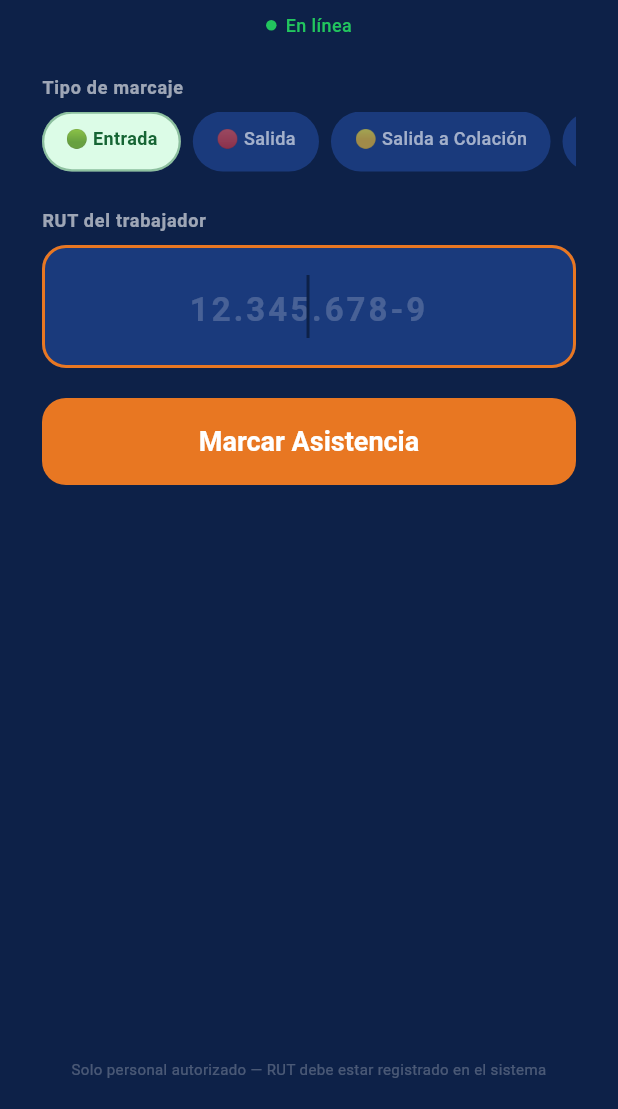
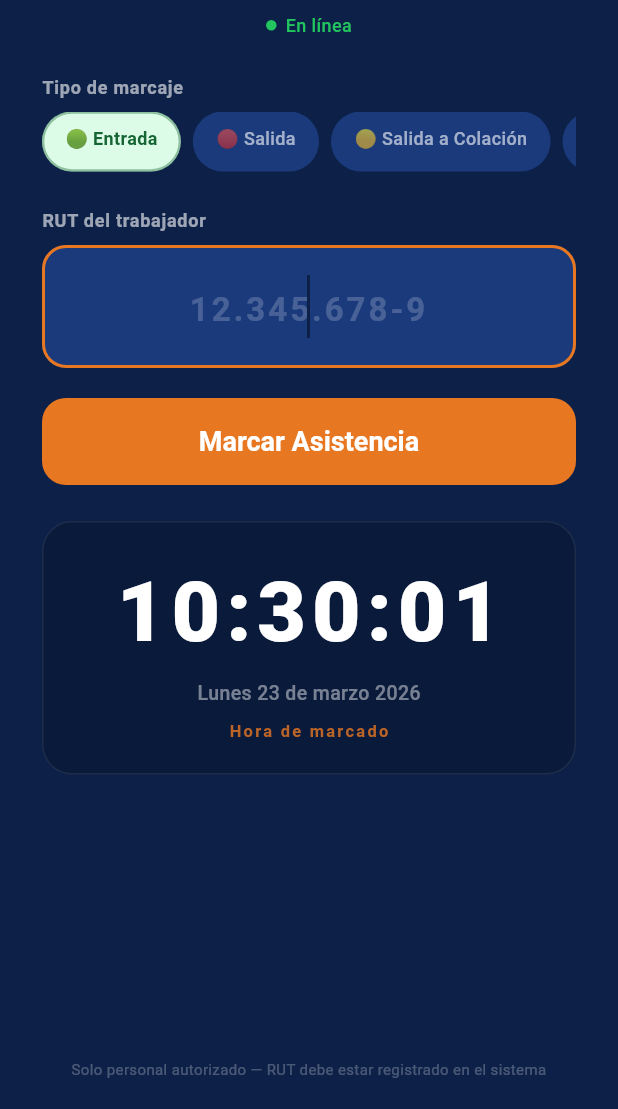
Before and after one commit to cvidala/sistema-epp-flutter, a Flutter app: the RutInputScreen screen opened directly, on a phone screen of 412 x 824 dp, the part 127-1236 px from its top. Run offline on Flutter 3.47's test engine with Material 3 defaults, Android fonts, the phone set to English and light mode, and no system bars; our stand-ins replace camera, connectivity_plus, device_info_plus, flutter_image_compress, geolocator, hive and 6 more; missing offline and left inert: google_mlkit_face_detection; accounts and stored records are empty.

Commit message:
feat: reloj grande en app asistencia — hora visible bajo botón y en confirmación

```diff
--- a/lib/asistencia/screens/rut_input_screen.dart
+++ b/lib/asistencia/screens/rut_input_screen.dart
@@ -1,6 +1,7 @@
 import 'dart:async';
 import 'dart:io';
 import 'dart:typed_data';
+import 'dart:ui' show FontFeature;
 import 'package:crypto/crypto.dart';
 import 'dart:convert';
 import 'package:flutter/material.dart';
@@ -103,14 +104,36 @@ class _RutInputScreenState extends State<RutInputScreen> {
   bool _cargando = false;
   _ResultStatus? _resultStatus;
   Timer? _resetTimer;
+  Timer? _clockTimer;
   int _countdown = 3;
   bool _online = false;
-  int _tipoIndex = 0; // Entrada por defecto
+  int _tipoIndex = 0;
   String? _rutError;
+  String _horaActual = '';
+  String _fechaActual = '';
+
+  static String _formatHora(DateTime t) =>
+      '${t.hour.toString().padLeft(2, '0')}:${t.minute.toString().padLeft(2, '0')}:${t.second.toString().padLeft(2, '0')}';
+
+  static String _formatFecha(DateTime t) {
+    const dias   = ['Lunes','Martes','Miércoles','Jueves','Viernes','Sábado','Domingo'];
+    const meses  = ['enero','febrero','marzo','abril','mayo','junio','julio','agosto','septiembre','octubre','noviembre','diciembre'];
+    return '${dias[t.weekday - 1]} ${t.day} de ${meses[t.month - 1]} ${t.year}';
+  }
+
+  void _actualizarReloj() {
+    final now = DateTime.now();
+    setState(() {
+      _horaActual = _formatHora(now);
+      _fechaActual = _formatFecha(now);
+    });
+  }
 
   @override
   void initState() {
     super.initState();
+    _actualizarReloj();
+    _clockTimer = Timer.periodic(const Duration(seconds: 1), (_) => _actualizarReloj());
     _online = AsistenciaSyncService.instance.isOnline;
     AsistenciaSyncService.instance.start(onStatusChange: () {
       if (mounted) {
@@ -122,6 +145,7 @@ class _RutInputScreenState extends State<RutInputScreen> {
   @override
   void dispose() {
     _resetTimer?.cancel();
+    _clockTimer?.cancel();
     _rutController.dispose();
     _focusNode.dispose();
     super.dispose();
@@ -487,6 +511,52 @@ class _RutInputScreenState extends State<RutInputScreen> {
             ),
           ),
 
+          const SizedBox(height: 24),
+
+          // Reloj grande — hora de marcado
+          Container(
+            width: double.infinity,
+            padding: const EdgeInsets.symmetric(vertical: 20, horizontal: 16),
+            decoration: BoxDecoration(
+              color: const Color(0xFF0a1a3a),
+              borderRadius: BorderRadius.circular(20),
+              border: Border.all(color: Colors.white.withOpacity(0.08)),
+            ),
+            child: Column(
+              children: [
+                Text(
+                  _horaActual,
+                  style: const TextStyle(
+                    color: Colors.white,
+                    fontSize: 56,
+                    fontWeight: FontWeight.w800,
+                    letterSpacing: 4,
+                    fontFeatures: [FontFeature.tabularFigures()],
+                  ),
+                ),
+                const SizedBox(height: 4),
+                Text(
+                  _fechaActual,
+                  style: TextStyle(
+                    color: Colors.white.withOpacity(0.45),
+                    fontSize: 13,
+                    fontWeight: FontWeight.w500,
+                  ),
+                ),
+                const SizedBox(height: 8),
+                Text(
+                  'Hora de marcado',
+                  style: TextStyle(
+                    color: const Color(0xFFE87722).withOpacity(0.8),
+                    fontSize: 11,
+                    fontWeight: FontWeight.w600,
+                    letterSpacing: 1.5,
+                  ),
+                ),
+              ],
+            ),
+          ),
+
           const Spacer(),
 
           Text(
@@ -505,7 +575,7 @@ class _RutInputScreenState extends State<RutInputScreen> {
     final isOk = _resultStatus == _ResultStatus.ok;
     final tipo = _tipos[_tipoIndex];
     return Container(
-      color: Colors.black.withOpacity(0.88),
+      color: Colors.black.withOpacity(0.92),
       child: Center(
         child: Column(
           mainAxisSize: MainAxisSize.min,
@@ -513,12 +583,11 @@ class _RutInputScreenState extends State<RutInputScreen> {
             Icon(
               isOk ? Icons.check_circle_rounded : Icons.cloud_off_rounded,
               color: isOk ? const Color(0xFF22C55E) : const Color(0xFFE87722),
-              size: 90,
+              size: 80,
             ),
-            const SizedBox(height: 16),
+            const SizedBox(height: 12),
             Container(
-              padding:
-                  const EdgeInsets.symmetric(horizontal: 16, vertical: 6),
+              padding: const EdgeInsets.symmetric(horizontal: 16, vertical: 6),
               decoration: BoxDecoration(
                 color: tipo.bgColor,
                 borderRadius: BorderRadius.circular(20),
@@ -531,31 +600,50 @@ class _RutInputScreenState extends State<RutInputScreen> {
                     fontWeight: FontWeight.w700),
               ),
             ),
-            const SizedBox(height: 14),
+            const SizedBox(height: 12),
             Text(
               isOk ? 'Asistencia Registrada' : 'Guardada Offline',
               style: const TextStyle(
                   color: Colors.white,
-                  fontSize: 26,
+                  fontSize: 24,
                   fontWeight: FontWeight.w700),
+            ),
+            const SizedBox(height: 16),
+            // Hora grande de confirmación
+            Text(
+              _horaActual,
+              style: const TextStyle(
+                color: Colors.white,
+                fontSize: 52,
+                fontWeight: FontWeight.w800,
+                letterSpacing: 3,
+                fontFeatures: [FontFeature.tabularFigures()],
+              ),
+            ),
+            Text(
+              _fechaActual,
+              style: TextStyle(
+                color: Colors.white.withOpacity(0.5),
+                fontSize: 13,
+              ),
             ),
             const SizedBox(height: 8),
             Padding(
               padding: const EdgeInsets.symmetric(horizontal: 40),
               child: Text(
                 isOk
-                    ? 'Tu asistencia fue registrada exitosamente.'
+                    ? 'Esta es la hora exacta de tu marcado.'
                     : 'Sin conexión. Se sincronizará automáticamente.',
                 textAlign: TextAlign.center,
                 style: TextStyle(
-                    color: Colors.white.withOpacity(0.65), fontSize: 15),
+                    color: Colors.white.withOpacity(0.55), fontSize: 13),
               ),
             ),
-            const SizedBox(height: 32),
+            const SizedBox(height: 28),
             Text(
               'Siguiente trabajador en $_countdown...',
               style: TextStyle(
-                  color: Colors.white.withOpacity(0.45), fontSize: 14),
+                  color: Colors.white.withOpacity(0.4), fontSize: 14),
             ),
           ],
         ),
```
